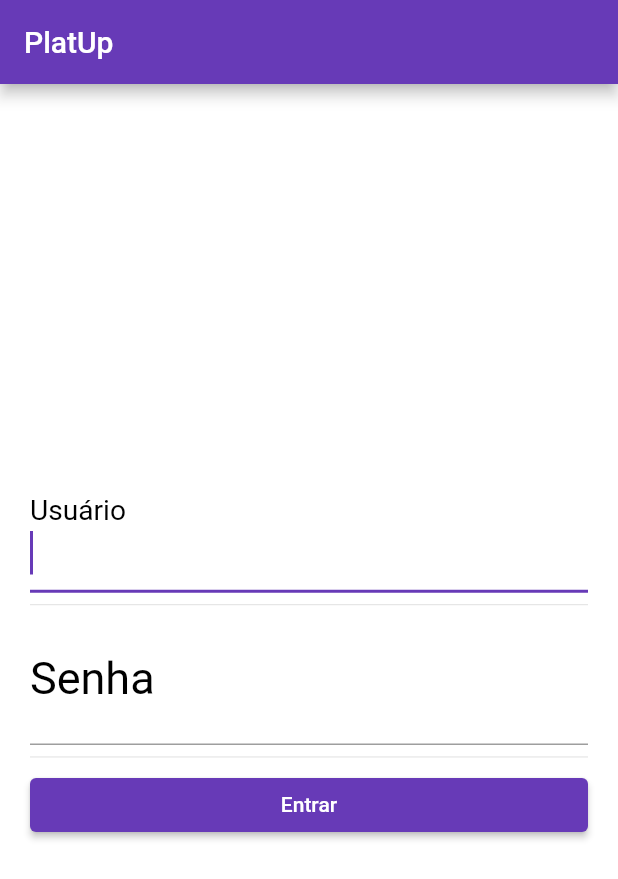
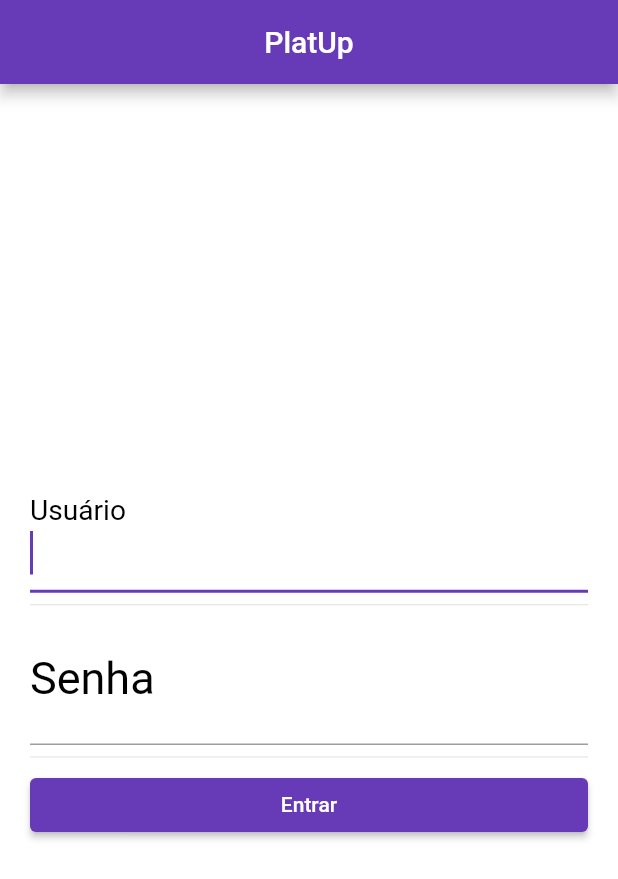
Before and after one commit to guilhermeclamego/platup, a Flutter app: the screen it shows after launch, on a phone screen of 412 x 824 dp. Shown: the top 879 px of the screen. Run offline on Flutter 3.47's test engine with Material 2 defaults, Android fonts, the light colour scheme and no system bars.

Commit message:
Centralizacao do appBar

```diff
--- a/lib/src/components/login.page.dart
+++ b/lib/src/components/login.page.dart
@@ -16,7 +16,7 @@ class _LoginPageState extends State<LoginPage> {
     var senhaController = TextEditingController();
 
     return Scaffold(
-      appBar: AppBar(title: const Text('PlatUp')),
+      appBar: AppBar(centerTitle: true, title: const Text('PlatUp')),
       backgroundColor: Colors.white,
       body: Padding(
           padding: EdgeInsets.all(20),
```
